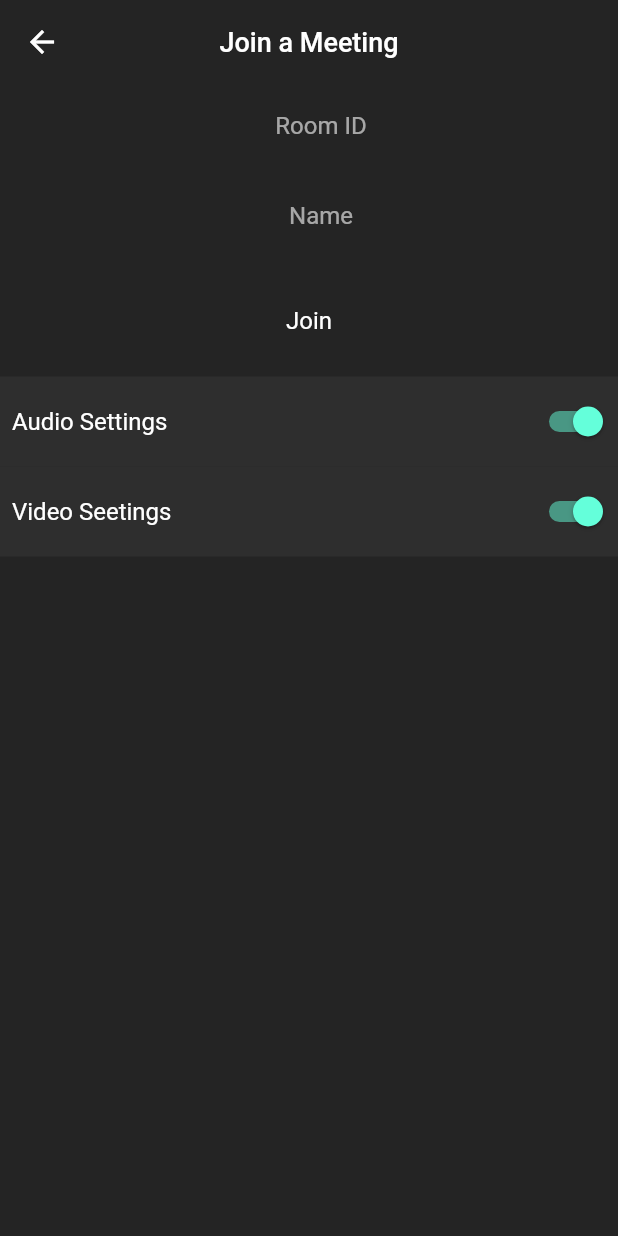
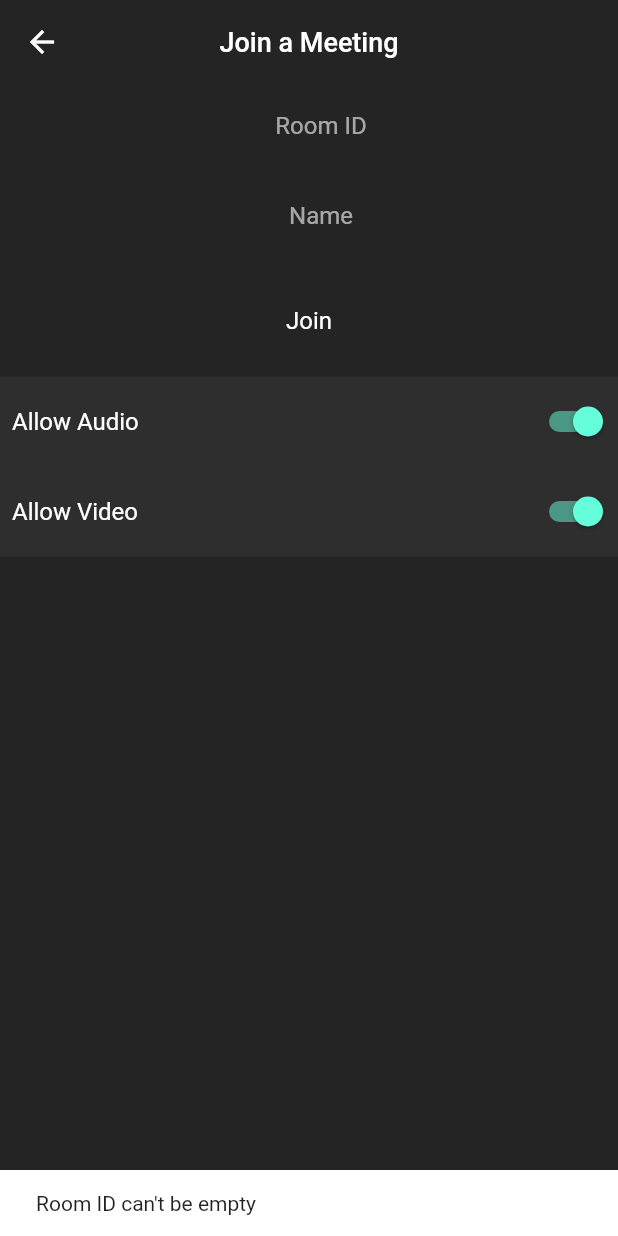
Before and after one commit to gikwegbu/zoom_clone, a Flutter app: the VideoCallScreen screen opened by its route, after a tap on "Join", on a phone screen of 412 x 824 dp. Run offline on Flutter 3.47's test engine with Material 2 defaults, Android fonts, the phone set to English and light mode, and no system bars; our stand-ins replace cloud_firestore, firebase_auth, firebase_core, google_sign_in; missing offline and left inert: jitsi_meet; accounts and stored records are empty; network calls fail.

Commit message:
Complete Functionality Integration for the ZOOM clone applicaiton

```diff
--- a/lib/resources/firestore_methods.dart
+++ b/lib/resources/firestore_methods.dart
@@ -5,6 +5,12 @@ import 'package:flutter/material.dart';
 class FirestoreMethods {
   final FirebaseFirestore _firestore = FirebaseFirestore.instance;
   final FirebaseAuth _auth = FirebaseAuth.instance;
+
+  Stream<QuerySnapshot<Map<String, dynamic>>> get meetingsHistory => _firestore
+      .collection('users')
+      .doc(_auth.currentUser!.uid)
+      .collection('meetings')
+      .snapshots();
 
   void addtomeetingHistory(String meetingName) async {
     try {
--- a/lib/resources/jitsi_meet_methods.dart
+++ b/lib/resources/jitsi_meet_methods.dart
@@ -1,4 +1,3 @@
-import 'package:cloud_firestore/cloud_firestore.dart';
 import 'package:flutter/material.dart';
 import 'package:jitsi_meet/feature_flag/feature_flag.dart';
 import 'package:jitsi_meet/jitsi_meet.dart';
--- a/lib/screens/video_call_screen.dart
+++ b/lib/screens/video_call_screen.dart
@@ -30,12 +30,24 @@ class _VideoCallScreenState extends State<VideoCallScreen> {
   }
 
   void _joinMeeting() {
+    if (meetingIdController.text.isEmpty) {
+      return sM("Room ID can't be empty");
+    }
+    if (nameController.text.isEmpty) {
+      return sM("Name field can't be empty");
+    }
     _jitsiMeetmethods.createMeeting(
-      roomName: meetingIdController .text,
+      roomName: meetingIdController.text,
       isAudioMuted: isAudioMuted,
       isVideoMuted: isVideoMuted,
       meetingSubject: '',
       username: nameController.text,
+    );
+  }
+
+  void sM(content) {
+    ScaffoldMessenger.of(context).showSnackBar(
+      SnackBar(content: Text(content)),
     );
   }
 
@@ -102,13 +114,15 @@ class _VideoCallScreenState extends State<VideoCallScreen> {
           ),
           const SizedBox(height: 20),
           MeetingOption(
-              text: "Audio Settings",
-              isMute: isAudioMuted,
-              onChange: onAudioMuted),
+            text: "Allow Audio",
+            isMute: isAudioMuted,
+            onChange: onAudioMuted,
+          ),
           MeetingOption(
-              text: "Video Seetings ",
-              isMute: isAudioMuted,
-              onChange: onVideoMuted),
+            text: "Allow Video ",
+            isMute: isVideoMuted,
+            onChange: onVideoMuted,
+          ),
         ],
       ),
     );
--- a/pubspec.yaml
+++ b/pubspec.yaml
@@ -24,7 +24,7 @@ dependencies:
   google_sign_in: ^5.4.2
   cupertino_icons: ^1.0.2
   jitsi_meet:
-  # jitsi_meet: ^4.0.0
+  intl:
 
 dependency_overrides:
   firebase_core_platform_interface: 4.5.1
```
Also changed, not shown: lib/resources/auth_methods.dart (+8 -0 lines), lib/screens/history_meeting_screen.dart (+23 -1 lines), lib/screens/home_screen.dart (+7 -6 lines), lib/screens/meeting_screen.dart (+10 -10 lines), pubspec.lock.
